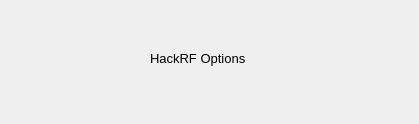
This is plugins/HackRFDevice/hackrfoptions.ui in oldscienceguy/PebbleSDR as Qt 5 draws it before an edit. The edited form follows.
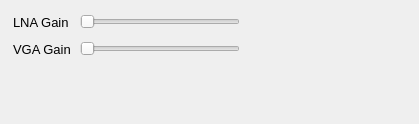
This is the edited form.

Commit message:
HackRF Checkpoint
Barely functional at 8msps, but testable.
Signal levels compared with SDR# using HackRF at 102mhz and normalized to be approximately the same.

Diff of the .ui file:
```diff
--- a/plugins/HackRFDevice/hackrfoptions.ui
+++ b/plugins/HackRFDevice/hackrfoptions.ui
@@ -13,12 +13,39 @@
   <property name="windowTitle">
    <string>Dialog</string>
   </property>
+  <widget class="QSlider" name="lnaSlider">
+   <property name="geometry">
+    <rect>
+     <x>80</x>
+     <y>14</y>
+     <width>160</width>
+     <height>16</height>
+    </rect>
+   </property>
+   <property name="maximumSize">
+    <size>
+     <width>16777215</width>
+     <height>16777215</height>
+    </size>
+   </property>
+   <property name="font">
+    <font>
+     <pointsize>10</pointsize>
+    </font>
+   </property>
+   <property name="singleStep">
+    <number>1</number>
+   </property>
+   <property name="orientation">
+    <enum>Qt::Horizontal</enum>
+   </property>
+  </widget>
   <widget class="QLabel" name="label">
    <property name="geometry">
     <rect>
-     <x>150</x>
-     <y>50</y>
-     <width>105</width>
+     <x>13</x>
+     <y>14</y>
+     <width>59</width>
      <height>16</height>
     </rect>
    </property>
@@ -28,7 +55,88 @@
     </font>
    </property>
    <property name="text">
-    <string>HackRF Options</string>
+    <string>LNA Gain</string>
+   </property>
+  </widget>
+  <widget class="QLabel" name="label_2">
+   <property name="geometry">
+    <rect>
+     <x>13</x>
+     <y>41</y>
+     <width>59</width>
+     <height>16</height>
+    </rect>
+   </property>
+   <property name="font">
+    <font>
+     <pointsize>10</pointsize>
+    </font>
+   </property>
+   <property name="text">
+    <string>VGA Gain</string>
+   </property>
+  </widget>
+  <widget class="QSlider" name="vgaSlider">
+   <property name="geometry">
+    <rect>
+     <x>80</x>
+     <y>41</y>
+     <width>160</width>
+     <height>16</height>
+    </rect>
+   </property>
+   <property name="maximumSize">
+    <size>
+     <width>16777215</width>
+     <height>16777215</height>
+    </size>
+   </property>
+   <property name="font">
+    <font>
+     <pointsize>10</pointsize>
+    </font>
+   </property>
+   <property name="orientation">
+    <enum>Qt::Horizontal</enum>
+   </property>
+   <property name="tickPosition">
+    <enum>QSlider::NoTicks</enum>
+   </property>
+  </widget>
+  <widget class="QLabel" name="lnaValue">
+   <property name="geometry">
+    <rect>
+     <x>251</x>
+     <y>15</y>
+     <width>59</width>
+     <height>16</height>
+    </rect>
+   </property>
+   <property name="font">
+    <font>
+     <pointsize>10</pointsize>
+    </font>
+   </property>
+   <property name="text">
+    <string/>
+   </property>
+  </widget>
+  <widget class="QLabel" name="vgaValue">
+   <property name="geometry">
+    <rect>
+     <x>253</x>
+     <y>41</y>
+     <width>59</width>
+     <height>16</height>
+    </rect>
+   </property>
+   <property name="font">
+    <font>
+     <pointsize>10</pointsize>
+    </font>
+   </property>
+   <property name="text">
+    <string/>
    </property>
   </widget>
  </widget>
```
The commit also changes 2 other files.
